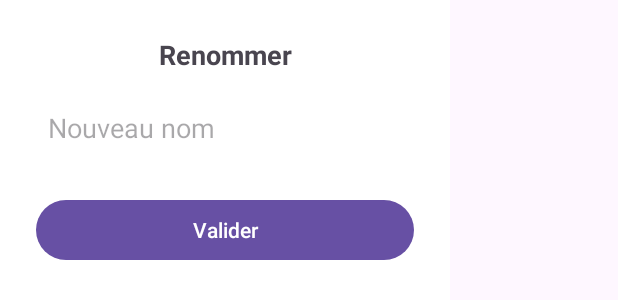
After one commit to Arthur-Jaffre/MusicPlayer, an Android app: the layout dialog_rename_playlist.xml on its own in the app's theme, with its tools: preview values and no code run, on a phone screen of 412 x 824 dp. The commit adds this screen. Shown: the top 300 px of the screen. Run offline under Robolectric (Android 15) with nearby library versions, the phone set to English and light mode, and no system bars.

Commit message:
Ajoute la suppression et modification des playlists.
Signed-off-by: Arthur-Jaffre <arthur.jaffre@iut-dijon.u-bourgogne.fr>

```diff
--- a/app/src/main/java/fr/arthur/musicplayer/adapters/PlayListAdapter.kt
+++ b/app/src/main/java/fr/arthur/musicplayer/adapters/PlayListAdapter.kt
@@ -7,9 +7,11 @@ import androidx.recyclerview.widget.RecyclerView
 import fr.arthur.musicplayer.R
 import fr.arthur.musicplayer.adapters.viewHolder.PlaylistViewHolder
 import fr.arthur.musicplayer.models.Playlist
+import fr.arthur.musicplayer.models.enums.PlaylistAction
 
 class PlayListAdapter(
-    var onPlayListClick: ((Playlist) -> Unit)? = null
+    var onPlayListClick: ((Playlist) -> Unit)? = null,
+    var onMenuAction: ((Playlist, PlaylistAction) -> Unit)? = null
 ) : RecyclerView.Adapter<PlaylistViewHolder>() {
     private val items = mutableListOf<Playlist>()
 
@@ -26,7 +28,7 @@ class PlayListAdapter(
     ): PlaylistViewHolder {
         val view =
             LayoutInflater.from(parent.context).inflate(R.layout.item_playlist, parent, false)
-        return PlaylistViewHolder(view, parent.context)
+        return PlaylistViewHolder(view, parent.context, onMenuAction)
     }
 
     override fun onBindViewHolder(holder: PlaylistViewHolder, position: Int) {
--- /dev/null
+++ b/app/src/main/java/fr/arthur/musicplayer/models/enums/PlaylistAction.kt
@@ -0,0 +1,5 @@
+package fr.arthur.musicplayer.models.enums
+
+enum class PlaylistAction {
+    EDIT, DELETE
+}
--- a/app/src/main/java/fr/arthur/musicplayer/repositories/interfaces/IPlaylistRepository.kt
+++ b/app/src/main/java/fr/arthur/musicplayer/repositories/interfaces/IPlaylistRepository.kt
@@ -7,4 +7,7 @@ interface IPlaylistRepository {
     suspend fun addPlaylist(playlist: Playlist)
     suspend fun insertMusic(playlistId: String, musicId: String)
     suspend fun updatePlaylist(playlist: Playlist)
+    suspend fun deletePlaylist(playlist: Playlist)
+    suspend fun deletePlaylistMusicCrossRef(playlistId: String)
+
 }
--- a/app/src/main/java/fr/arthur/musicplayer/room/DAO/PlaylistDAO.kt
+++ b/app/src/main/java/fr/arthur/musicplayer/room/DAO/PlaylistDAO.kt
@@ -25,4 +25,7 @@ interface PlaylistDAO {
 
     @Update
     suspend fun update(playlist: PlaylistEntity)
+
+    @Query("DELETE FROM playlist_music_cross_ref WHERE playlistId = :playlistId")
+    suspend fun deletePlaylistMusicCrossRef(playlistId: String)
 }
--- /dev/null
+++ b/app/src/main/res/layout/dialog_rename_playlist.xml
@@ -0,0 +1,35 @@
+<?xml version="1.0" encoding="utf-8"?>
+<LinearLayout xmlns:android="http://schemas.android.com/apk/res/android"
+    android:layout_width="@dimen/dialog_width"
+    android:layout_height="wrap_content"
+    android:background="@android:color/white"
+    android:orientation="vertical"
+    android:padding="24dp">
+
+    <TextView
+        android:id="@+id/title"
+        android:layout_width="match_parent"
+        android:layout_height="wrap_content"
+        android:layout_marginBottom="16dp"
+        android:gravity="center"
+        android:text="@string/title_rename_playlist"
+        android:textSize="18sp"
+        android:textStyle="bold" />
+
+    <EditText
+        android:id="@+id/edit_text_input"
+        android:layout_width="match_parent"
+        android:layout_height="wrap_content"
+        android:layout_marginBottom="24dp"
+        android:background="@color/white"
+        android:hint="@string/edit_rename_playlist"
+        android:inputType="textCapWords"
+        android:maxLines="1"
+        android:padding="8dp" />
+
+    <Button
+        android:id="@+id/btn_confirm"
+        android:layout_width="match_parent"
+        android:layout_height="wrap_content"
+        android:text="@string/validate_btn_rename_playlist" />
+</LinearLayout>
--- a/app/src/main/res/values/dimens.xml
+++ b/app/src/main/res/values/dimens.xml
@@ -3,5 +3,5 @@
     <dimen name="default_margin">20dp</dimen>
     <dimen name="bar_size">110dp</dimen>
     <dimen name="min_bar">40dp</dimen>
-    <dimen name="dialog_width">250dp</dimen>
+    <dimen name="dialog_width">300dp</dimen>
 </resources>
--- a/app/src/main/res/values/strings.xml
+++ b/app/src/main/res/values/strings.xml
@@ -44,4 +44,9 @@
     <string name="music_missing_data">Les champs \"titre\" et \"artistes\" ne doivent pas être vide.</string>
     <string name="create_playlist_text">Créer une playlist</string>
     <string name="added_to_playlist">Ajouté à %1$s</string>
+    <string name="Playlist_edit_menu">Éditer</string>
+    <string name="Playlist_delete_menu">Supprimer</string>
+    <string name="title_rename_playlist">Renommer</string>
+    <string name="edit_rename_playlist">Nouveau nom</string>
+    <string name="validate_btn_rename_playlist">Valider</string>
 </resources>
```
Also changed, not shown: app/src/main/java/fr/arthur/musicplayer/adapters/viewHolder/PlaylistViewHolder.kt (+27 -2 lines), app/src/main/java/fr/arthur/musicplayer/repositories/PlaylistRepository.kt (+14 -0 lines), app/src/main/java/fr/arthur/musicplayer/usecase/PlaylistUseCase.kt (+8 -4 lines), app/src/main/java/fr/arthur/musicplayer/viewModel/PlayListListViewModel.kt (+8 -0 lines), app/src/main/java/fr/arthur/musicplayer/views/dialogs/PlayListRenameDialog.kt (added, +49 -0 lines), app/src/main/java/fr/arthur/musicplayer/views/fragments/lists/PlaylistListFragment.kt (+16 -1 lines), app/src/main/res/menu/playlist_menu.xml (added, +9 -0 lines).
